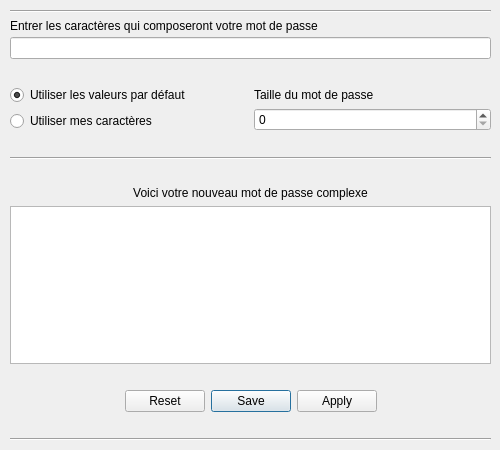
First picture: the form in UI/ui_password.ui, repository bsao17/createPassword, before the edit.
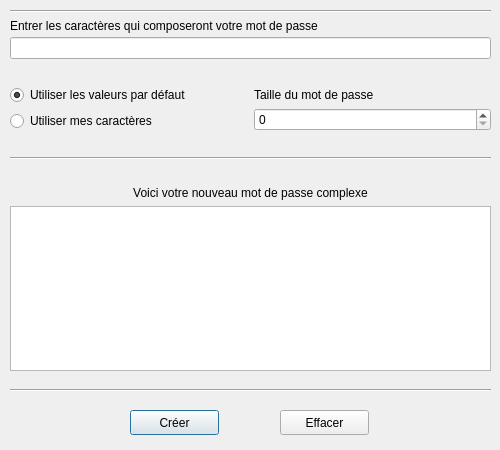
Second picture: the form after the edit.

The edit to the form file:
```diff
--- a/UI/ui_password.ui
+++ b/UI/ui_password.ui
@@ -31,7 +31,7 @@
      <x>10</x>
      <y>10</y>
      <width>481</width>
-     <height>431</height>
+     <height>361</height>
     </rect>
    </property>
    <layout class="QVBoxLayout" name="verticalLayout">
@@ -194,54 +194,47 @@
     <item>
      <widget class="QTextBrowser" name="password_display"/>
     </item>
-    <item>
-     <spacer name="horizontalSpacer_2">
-      <property name="orientation">
-       <enum>Qt::Horizontal</enum>
-      </property>
-      <property name="sizeHint" stdset="0">
-       <size>
-        <width>40</width>
-        <height>20</height>
-       </size>
-      </property>
-     </spacer>
-    </item>
-    <item>
-     <widget class="QDialogButtonBox" name="buttons">
-      <property name="orientation">
-       <enum>Qt::Horizontal</enum>
-      </property>
-      <property name="standardButtons">
-       <set>QDialogButtonBox::Apply|QDialogButtonBox::Reset|QDialogButtonBox::Save</set>
-      </property>
-      <property name="centerButtons">
-       <bool>true</bool>
-      </property>
-     </widget>
-    </item>
-    <item>
-     <spacer name="horizontalSpacer_4">
-      <property name="orientation">
-       <enum>Qt::Horizontal</enum>
-      </property>
-      <property name="sizeHint" stdset="0">
-       <size>
-        <width>40</width>
-        <height>20</height>
-       </size>
-      </property>
-     </spacer>
-    </item>
-    <item>
-     <widget class="Line" name="line_2">
-      <property name="orientation">
-       <enum>Qt::Horizontal</enum>
-      </property>
-     </widget>
-    </item>
    </layout>
   </widget>
+  <widget class="QPushButton" name="pushButton">
+   <property name="geometry">
+    <rect>
+     <x>130</x>
+     <y>410</y>
+     <width>89</width>
+     <height>25</height>
+    </rect>
+   </property>
+   <property name="text">
+    <string>Créer</string>
+   </property>
+  </widget>
+  <widget class="QPushButton" name="pushButton_2">
+   <property name="geometry">
+    <rect>
+     <x>280</x>
+     <y>410</y>
+     <width>89</width>
+     <height>25</height>
+    </rect>
+   </property>
+   <property name="text">
+    <string>Effacer</string>
+   </property>
+  </widget>
+  <widget class="Line" name="line_4">
+   <property name="geometry">
+    <rect>
+     <x>10</x>
+     <y>380</y>
+     <width>481</width>
+     <height>20</height>
+    </rect>
+   </property>
+   <property name="orientation">
+    <enum>Qt::Horizontal</enum>
+   </property>
+  </widget>
  </widget>
  <resources/>
  <connections>
```
Left out of the diff: 35 changed lines with no effect on the pictures.
